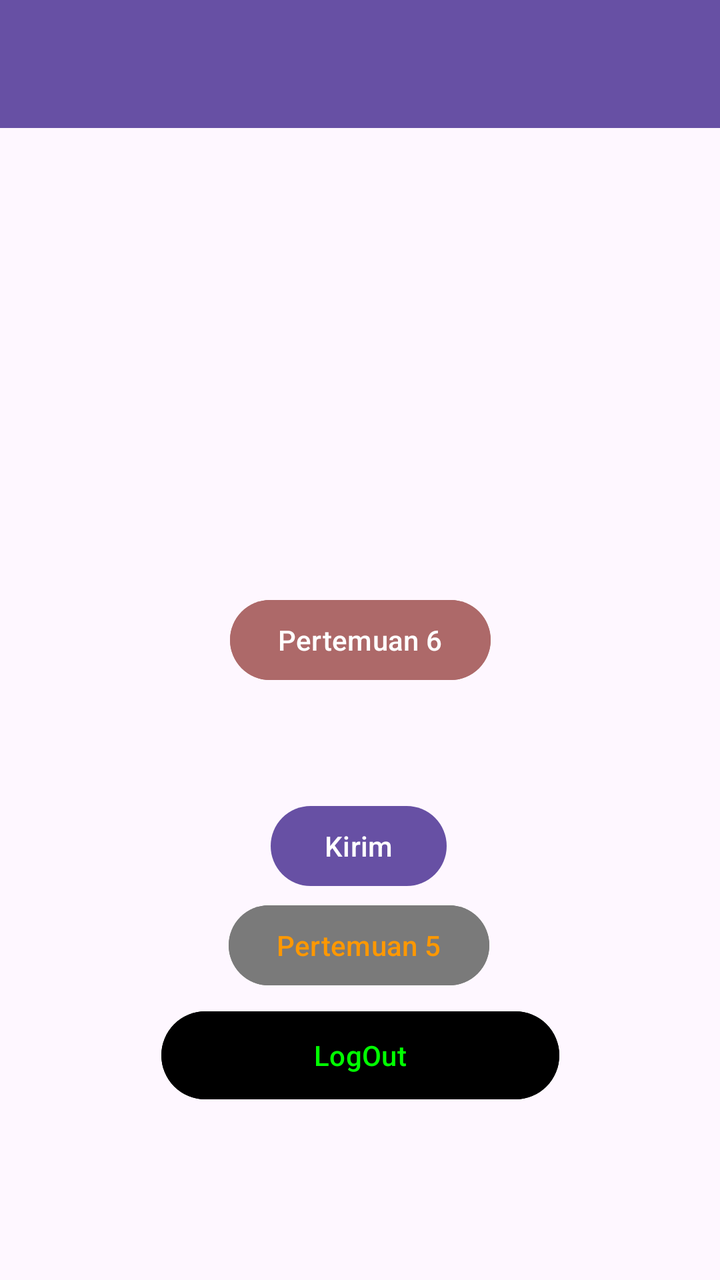
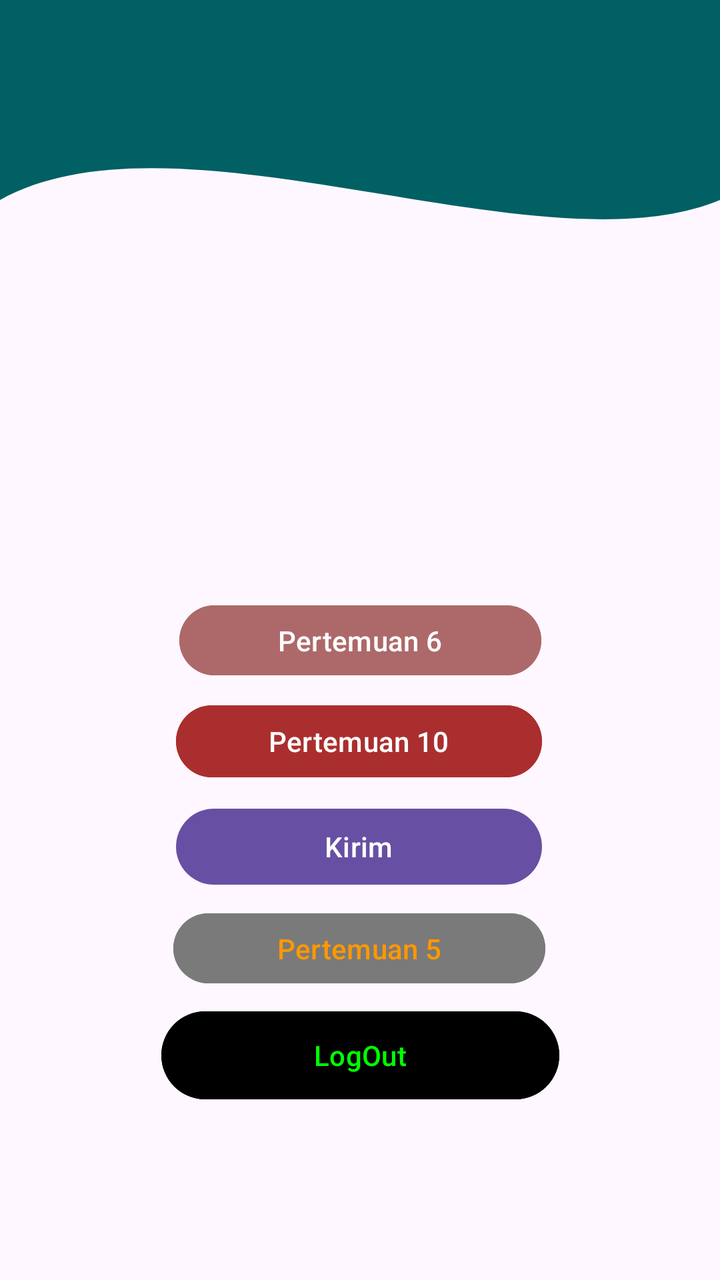

Before-and-after screenshots of an Android layout around one commit, followed by the original layout XML and the change that was made.
<!-- AndroidManifest.xml: application theme Theme.JupiterRicky -->
<!-- res/layout/fragment_home.xml -->
<?xml version="1.0" encoding="utf-8"?>
<androidx.constraintlayout.widget.ConstraintLayout xmlns:android="http://schemas.android.com/apk/res/android"
    xmlns:tools="http://schemas.android.com/tools"
    android:layout_width="match_parent"
    android:layout_height="match_parent"
    xmlns:app="http://schemas.android.com/apk/res-auto"
    tools:context=".Home.HomeFragment">

    <Button
        android:id="@+id/btnToFourth"
        android:layout_width="wrap_content"
        android:layout_height="wrap_content"
        android:text="Kirim"
        app:layout_constraintBottom_toBottomOf="parent"
        app:layout_constraintEnd_toEndOf="parent"
        app:layout_constraintHorizontal_bias="0.498"
        app:layout_constraintStart_toStartOf="parent"
        app:layout_constraintTop_toTopOf="parent"
        app:layout_constraintVertical_bias="0.674" />

    <Button
        android:id="@+id/btnToFifth"
        android:layout_width="wrap_content"
        android:layout_height="wrap_content"
        android:text="Pertemuan 5"
        android:textColor="#FF9800"
        android:backgroundTint="#7A7A7A"
        app:layout_constraintBottom_toBottomOf="parent"
        app:layout_constraintEnd_toEndOf="parent"
        app:layout_constraintHorizontal_bias="0.498"
        app:layout_constraintStart_toStartOf="parent"
        app:layout_constraintTop_toTopOf="parent"
        app:layout_constraintVertical_bias="0.758" />
    <androidx.appcompat.widget.Toolbar
        android:id="@+id/toolbar"
        android:layout_width="match_parent"
        android:layout_height="?attr/actionBarSize"
        android:background="?attr/colorPrimary"
        app:layout_constraintBottom_toBottomOf="parent"
        app:layout_constraintEnd_toEndOf="parent"
        app:layout_constraintTop_toTopOf="parent"
        app:layout_constraintVertical_bias="0.0"
        app:subtitleTextColor="@android:color/white"
        app:titleTextColor="@android:color/white" />

    <Button
        android:id="@+id/btnLogout"
        android:layout_width="199dp"
        android:layout_height="52dp"
        android:backgroundTint="#000000"
        android:text="LogOut"
        android:textColor="#00FF00"
        app:layout_constraintBottom_toBottomOf="parent"
        app:layout_constraintEnd_toEndOf="parent"
        app:layout_constraintStart_toStartOf="parent"
        app:layout_constraintTop_toTopOf="parent"
        app:layout_constraintVertical_bias="0.853" />

    <Button
        android:id="@+id/btnToSixth"
        android:layout_width="wrap_content"
        android:layout_height="wrap_content"
        android:backgroundTint="#AD6969"
        android:text="Pertemuan 6"
        app:layout_constraintBottom_toBottomOf="parent"
        app:layout_constraintEnd_toEndOf="parent"
        app:layout_constraintStart_toStartOf="parent"
        app:layout_constraintTop_toTopOf="parent" />

</androidx.constraintlayout.widget.ConstraintLayout>
<!-- resources referenced by this layout -->
<resources>
  <style name="Theme.JupiterRicky" parent="Base.Theme.JupiterRicky" />
  <style name="Base.Theme.JupiterRicky" parent="Theme.Material3.DayNight.NoActionBar">
          
          
      </style>
</resources>

<!-- the commit's change to res/layout/fragment_home.xml (unified diff, before → after) -->
@@ -5,11 +5,19 @@
     android:layout_height="match_parent"
     xmlns:app="http://schemas.android.com/apk/res-auto"
     tools:context=".Home.HomeFragment">
+    <View
+        android:id="@+id/background_header"
+        android:layout_width="0dp"
+        android:layout_height="250dp"
+        android:background="@drawable/bg_header_wave"
+        app:layout_constraintStart_toStartOf="parent"
+        app:layout_constraintEnd_toEndOf="parent"
+        app:layout_constraintTop_toTopOf="parent"/>
 
     <Button
         android:id="@+id/btnToFourth"
-        android:layout_width="wrap_content"
-        android:layout_height="wrap_content"
+        android:layout_width="183dp"
+        android:layout_height="46dp"
         android:text="Kirim"
         app:layout_constraintBottom_toBottomOf="parent"
         app:layout_constraintEnd_toEndOf="parent"
@@ -19,12 +27,25 @@
         app:layout_constraintVertical_bias="0.674" />
 
     <Button
+        android:id="@+id/btnToTenth"
+        android:layout_width="183dp"
+        android:layout_height="44dp"
+        android:text="Pertemuan 10"
+        android:backgroundTint="#AB2E2E"
+        app:layout_constraintBottom_toBottomOf="parent"
+        app:layout_constraintEnd_toEndOf="parent"
+        app:layout_constraintHorizontal_bias="0.498"
+        app:layout_constraintStart_toStartOf="parent"
+        app:layout_constraintTop_toTopOf="parent"
+        app:layout_constraintVertical_bias="0.585" />
+
+    <Button
         android:id="@+id/btnToFifth"
-        android:layout_width="wrap_content"
-        android:layout_height="wrap_content"
+        android:layout_width="186dp"
+        android:layout_height="43dp"
+        android:backgroundTint="#7A7A7A"
         android:text="Pertemuan 5"
         android:textColor="#FF9800"
-        android:backgroundTint="#7A7A7A"
         app:layout_constraintBottom_toBottomOf="parent"
         app:layout_constraintEnd_toEndOf="parent"
         app:layout_constraintHorizontal_bias="0.498"
@@ -35,7 +56,7 @@
         android:id="@+id/toolbar"
         android:layout_width="match_parent"
         android:layout_height="?attr/actionBarSize"
-        android:background="?attr/colorPrimary"
+        android:background="#006064"
         app:layout_constraintBottom_toBottomOf="parent"
         app:layout_constraintEnd_toEndOf="parent"
         app:layout_constraintTop_toTopOf="parent"
@@ -58,8 +79,8 @@
 
     <Button
         android:id="@+id/btnToSixth"
-        android:layout_width="wrap_content"
-        android:layout_height="wrap_content"
+        android:layout_width="181dp"
+        android:layout_height="43dp"
         android:backgroundTint="#AD6969"
         android:text="Pertemuan 6"
         app:layout_constraintBottom_toBottomOf="parent"
<!-- resource entries referenced after the edit -->
@@ -1,5 +1,24 @@
 <!-- resources referenced by this layout -->
 <resources>
+  <!-- drawable bg_header_wave (drawable) -->
+  <?xml version="1.0" encoding="utf-8"?>
+  <vector xmlns:android="http://schemas.android.com/apk/res/android"
+      android:width="100dp"
+      android:height="100dp"
+      android:viewportWidth="100"
+      android:viewportHeight="100">
+  
+      <path
+          android:fillColor="#006064"
+          android:pathData="
+              M0,0
+              L100,0
+              L100,40
+              C 75,55
+                25,20
+                0,40
+              Z" />
+  </vector>
   <style name="Theme.JupiterRicky" parent="Base.Theme.JupiterRicky" />
   <style name="Base.Theme.JupiterRicky" parent="Theme.Material3.DayNight.NoActionBar">
           
